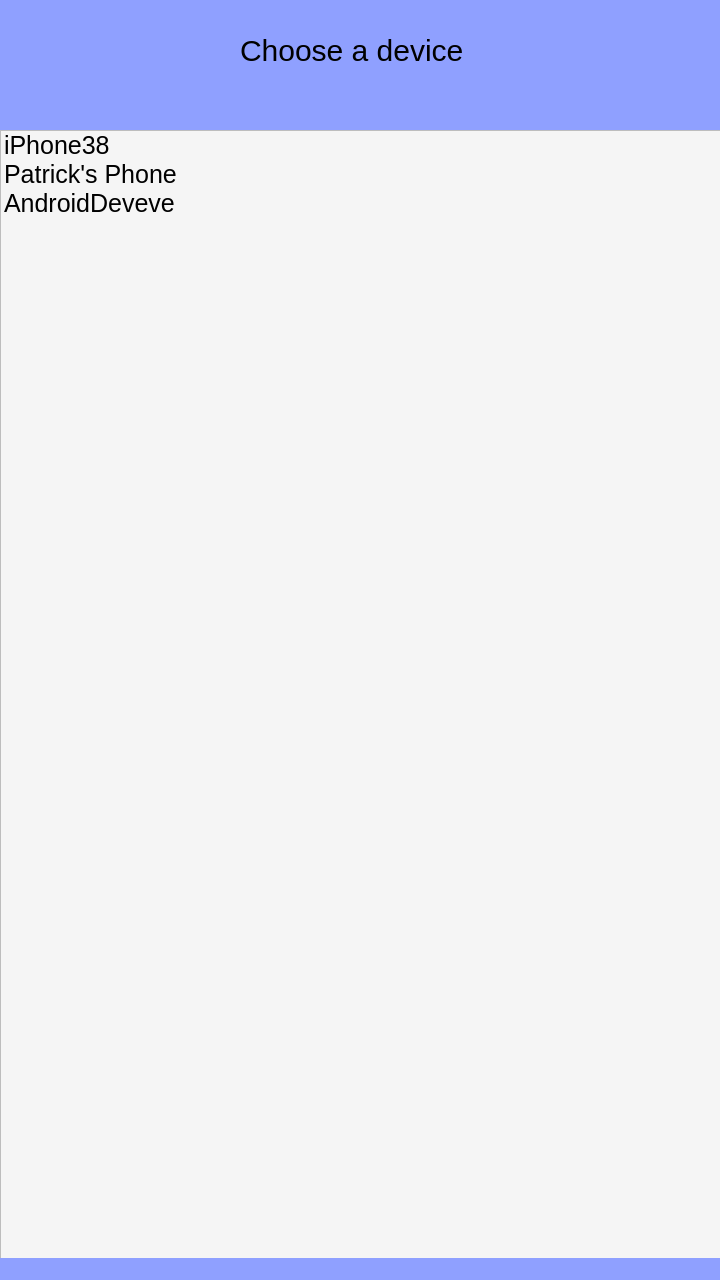
Before: the Qt Designer form deviceselectionwindow.ui in dbuhon/KeepItSecret, drawn with Qt 5.
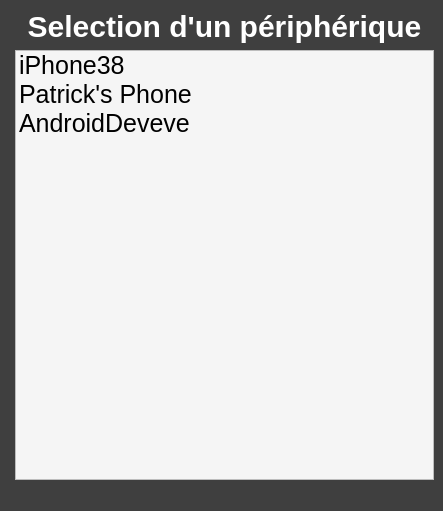
After: the same form once the commit is applied.

The edit to the form file:
```diff
--- a/deviceselectionwindow.ui
+++ b/deviceselectionwindow.ui
@@ -6,29 +6,35 @@
    <rect>
     <x>0</x>
     <y>0</y>
-    <width>720</width>
-    <height>1280</height>
+    <width>443</width>
+    <height>511</height>
    </rect>
   </property>
   <property name="windowTitle">
    <string>MainWindow</string>
   </property>
   <property name="styleSheet">
-   <string notr="true">background-color: rgb(143, 160, 255);</string>
+   <string notr="true">background-color: rgb(63, 63, 63);
+color: rgb(255, 255, 255);</string>
   </property>
   <widget class="QWidget" name="centralwidget">
+   <layout class="QVBoxLayout" name="verticalLayout">
+    <item>
+     <layout class="QHBoxLayout" name="horizontalLayout">
+      <item>
+       <layout class="QFormLayout" name="formLayout">
+        <item row="2" column="1">
    <widget class="QListWidget" name="listWidget_devices">
-    <property name="geometry">
-     <rect>
-      <x>0</x>
-      <y>130</y>
-      <width>721</width>
-      <height>1131</height>
-     </rect>
+          <property name="sizePolicy">
+           <sizepolicy hsizetype="Expanding" vsizetype="Expanding">
+            <horstretch>0</horstretch>
+            <verstretch>1</verstretch>
+           </sizepolicy>
     </property>
     <property name="styleSheet">
      <string notr="true">background-color: whitesmoke;
-font-size: 25px;</string>
+font-size: 25px;
+color: black;</string>
     </property>
     <item>
      <property name="text">
@@ -46,23 +52,39 @@
      </property>
     </item>
    </widget>
+        </item>
+        <item row="1" column="1">
    <widget class="QLabel" name="label">
-    <property name="geometry">
-     <rect>
-      <x>240</x>
-      <y>20</y>
-      <width>231</width>
-      <height>61</height>
-     </rect>
+          <property name="sizePolicy">
+           <sizepolicy hsizetype="Expanding" vsizetype="Expanding">
+            <horstretch>1</horstretch>
+            <verstretch>0</verstretch>
+           </sizepolicy>
+          </property>
+          <property name="font">
+           <font>
+            <pointsize>-1</pointsize>
+            <weight>75</weight>
+            <bold>true</bold>
+           </font>
     </property>
     <property name="styleSheet">
      <string notr="true">text-align:center;
 font-size: 30px;</string>
     </property>
     <property name="text">
-     <string>Choose a device</string>
-    </property>
-   </widget>
+           <string>Selection d'un périphérique</string>
+          </property>
+          <property name="alignment">
+           <set>Qt::AlignCenter</set>
+          </property>
+         </widget>
+        </item>
+       </layout>
+      </item>
+     </layout>
+    </item>
+   </layout>
   </widget>
   <widget class="QMenuBar" name="menubar">
    <property name="geometry">
```
Left out of the diff: 2 changed lines with no effect on the pictures. Lines whose indentation alone changed are shown as unchanged.
